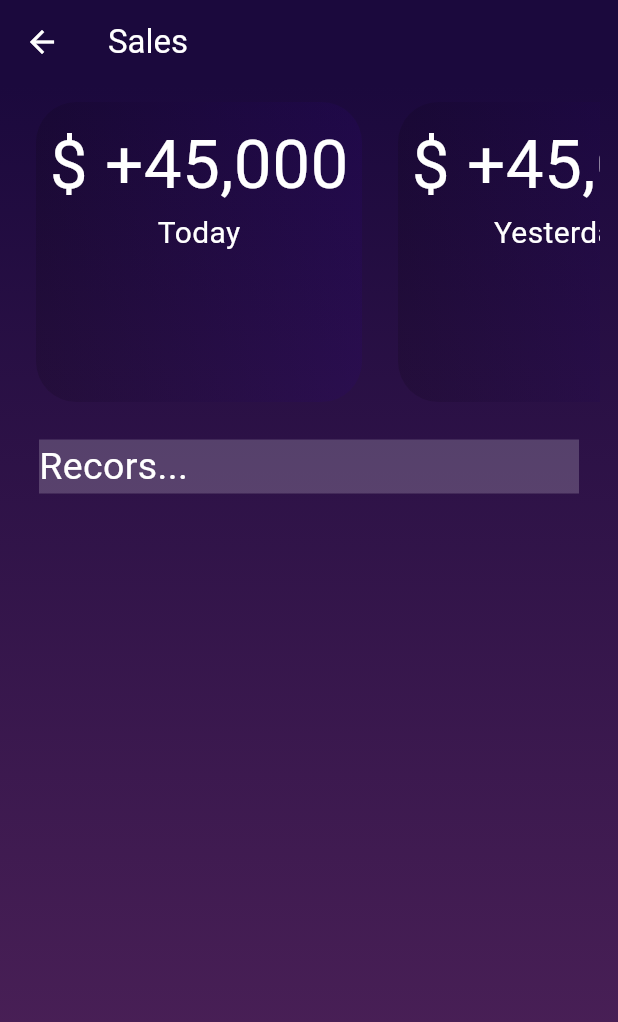
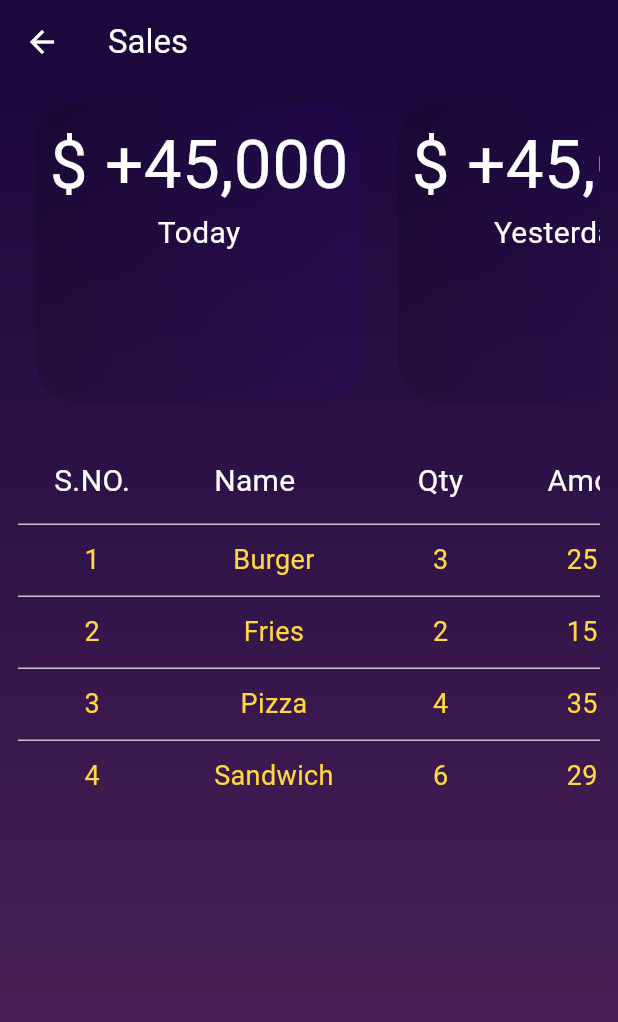
Before and after one commit to shehharyar/Flutter, a Flutter app: the SalesDashboard screen opened directly, on a phone screen of 412 x 824 dp. Shown: the top 1022 px of the screen. Run offline on Flutter 3.47's test engine with Material 3 defaults, Android fonts, the phone set to English and light mode, and no system bars; our stand-ins replace carousel_slider, firebase_auth, firebase_core, firebase_database, firebase_storage, flutter_riverpod and 8 more; missing offline and left inert: dart:ffi, flutterflow_ui; accounts and stored records are empty.

Commit message:
Made changes in Ui and added table

```diff
--- a/projects/fyp/lib/screens/products/ShopHome.dart
+++ b/projects/fyp/lib/screens/products/ShopHome.dart
@@ -69,7 +69,7 @@ class ShopHomeScreen extends StatelessWidget {
                           InkWell(
                             onTap: (){
                               Navigator.of(context).push(MaterialPageRoute(
-                                builder:(ctx) => const SalesDashboard() ));
+                                builder:(ctx) =>  SalesDashboard() ));
                             },
                             child: Container(
                               width: 150,
--- a/projects/fyp/lib/screens/products/sales.dart
+++ b/projects/fyp/lib/screens/products/sales.dart
@@ -1,7 +1,14 @@
 import 'package:flutter/material.dart';
 
 class SalesDashboard extends StatelessWidget {
-  const SalesDashboard({super.key});
+  SalesDashboard({super.key});
+
+final List<Map<String, String>> _products =[
+      {"S.No": "1", "Name": "Burger", "Quantity": "3", "Amount": "25.09", "Profit": "12" },
+      {"S.No": "2", "Name": "Fries", "Quantity": "2", "Amount": "15.09", "Profit": "12" },
+      {"S.No": "3", "Name": "Pizza", "Quantity": "4", "Amount": "35.09", "Profit": "12" },
+      {"S.No": "4", "Name": "Sandwich", "Quantity": "6", "Amount": "29.09", "Profit": "12" },
+    ];
 
   @override
   Widget build(BuildContext context) {
@@ -101,27 +108,67 @@ class SalesDashboard extends StatelessWidget {
               ),
             ),
          const SizedBox(height: 25,),
-           Expanded(
+      _products.isEmpty ? const Center(child: Text("No products sold today"),) :   Expanded(
 
-              child: ListView(
-                children: [
-                  Container(
-                    margin: const EdgeInsets.symmetric(horizontal: 14,),
-                    decoration: BoxDecoration(
-                      color: Colors.white.withOpacity(0.2),
+              child: SingleChildScrollView(
+                scrollDirection: Axis.horizontal,
+                child: DataTable(
 
-                    )
-                    ,
-                    child: const Text("Recors...",
+                  headingTextStyle: const TextStyle(
+                    color: Colors.white,
+                    fontSize: 20
+                  ),
+                  columns: const [
+                  DataColumn(label: Text("S.NO.",)),
+                  DataColumn(label: Text("Name",)),
+                  DataColumn(label: Text("Qty",)),
+                  DataColumn(label: Text("Amount",)),
+                  DataColumn(label: Text("Profit",)),
+                ],
+                rows: _products.map((product){
+                 return DataRow(
+                  cells:[
+                    DataCell(Center(
+                      child: Text(
+                        product['S.No'].toString(),
+                        style: const TextStyle(
+                          fontSize: 18,
+                          color: Colors.amberAccent),
+                        ),
+                    )),
+                    DataCell(Center(
+                      child: Text(product['Name'].toString(),
+                      style: const TextStyle(
+                          fontSize: 18,
+                          color: Colors.amberAccent),
+                      ),
+                    )),
+                    DataCell(Center(
+                      child: Text(product['Quantity'].toString(),
+                      style: const TextStyle(
+                          fontSize: 18,
+                          color: Colors.amberAccent),
+                      ),
+                    )),
+                    DataCell(Center(
+                      child: Text(product['Amount'].toString(),
+                      style: const TextStyle(
+                          fontSize: 18,
+                          color: Colors.amberAccent),
+                      ),
+                    )),
+                    DataCell(Center(
+                      child: Text(product['Profit'].toString(),
+                      style: const TextStyle(
+                          fontSize: 18,
+                          color: Colors.amberAccent),
+                      ),
+                    )),
+                  ] );
+                }).toList(),
 
-                    style: TextStyle(
-                      fontSize: 25,
-                      color:
-
-                    Colors.white),
-                    ),
-                  ),
-                ]),
+                ),
+                ),
             )
 
           ],
--- a/projects/fyp/lib/screens/shop/shops.dart
+++ b/projects/fyp/lib/screens/shop/shops.dart
@@ -93,10 +93,11 @@ class _ShopScreenState extends ConsumerState<ShopScreen> {
               color: const Color.fromARGB(100, 131, 107, 137),
           borderRadius:BorderRadius.circular(26.0)
             ),
-            child: const GNav(
+            child: GNav(
               activeColor: Color.fromARGB(255, 255, 255, 255),
               tabBackgroundColor: Color.fromRGBO(104, 86, 109, 0.937),
-
+              onTabChange:_selectPage ,
+              selectedIndex: _selectedPageIndex,
               tabs:  [
                GButton(
 
--- a/projects/fyp/lib/widgets/products/product-item.dart
+++ b/projects/fyp/lib/widgets/products/product-item.dart
@@ -48,8 +48,8 @@ class _ProductItemState extends ConsumerState<ProductItem> {
 
 print(itemIsSelected);
     return Card(
-              color: Theme.of(context).colorScheme.onSecondaryContainer.withOpacity(0.8),
-              shadowColor: Theme.of(context).colorScheme.primary.withOpacity(0.7),
+              color: Color.fromARGB(185, 7, 0, 8),
+              shadowColor: Color.fromARGB(255, 87, 51, 88),
               elevation: 8.0,
               child: Column(
                 children: [
@@ -95,7 +95,7 @@ print(itemIsSelected);
                   mainAxisAlignment: MainAxisAlignment.center,
                   children: [
                     Container(
-
+                      margin: const EdgeInsets.symmetric(vertical: 8),
                       padding: const EdgeInsets.all(2),
                       decoration: BoxDecoration(borderRadius: BorderRadius.circular(50),
                       color:
--- a/projects/fyp/lib/widgets/products/product-list.dart
+++ b/projects/fyp/lib/widgets/products/product-list.dart
@@ -37,8 +37,8 @@ import 'package:fyp/widgets/products/product-item.dart';
 
 
 class ProductList extends StatefulWidget {
-  const ProductList({super.key});
-
+  const ProductList({super.key, required this.shopId });
+  final String shopId;
   @override
   State<ProductList> createState() => _ProductListState();
 }
@@ -48,7 +48,7 @@ class _ProductListState extends State<ProductList> {
 
   @override
   Widget build(BuildContext context) {
-    return StreamBuilder(stream: data.child('products').onValue, builder: (context, productSnapshots) {
+    return StreamBuilder(stream: data.child('products').orderByChild('shopId').equalTo(widget.shopId).onValue, builder: (context, productSnapshots) {
         if( productSnapshots.connectionState == ConnectionState.waiting){
             return const Center(
               child: CircularProgressIndicator(
--- a/projects/fyp/pubspec.yaml
+++ b/projects/fyp/pubspec.yaml
@@ -46,6 +46,8 @@ dependencies:
   uuid: ^3.0.7
   carousel_slider: ^4.2.1
   flutter_riverpod: ^2.4.9
+  google_nav_bar: ^5.0.6
+  intl: ^0.18.1
 
 dev_dependencies:
   flutter_test:
```
Also changed, not shown: projects/fyp/lib/screens/products/productForm.dart (+31 -0 lines), projects/fyp/lib/screens/products/products-overview.dart (+9 -1 lines), projects/fyp/lib/widgets/UI/drop-down.dart (+3 -8 lines), projects/fyp/lib/widgets/products/products-short.dart (+39 -39 lines), projects/fyp/lib/widgets/shops/shopDemo.dart (added, +27 -0 lines), projects/fyp/lib/widgets/shops/shopItem.dart (added, +34 -0 lines), projects/fyp/lib/widgets/shops/shopsList.dart (+104 -69 lines).
